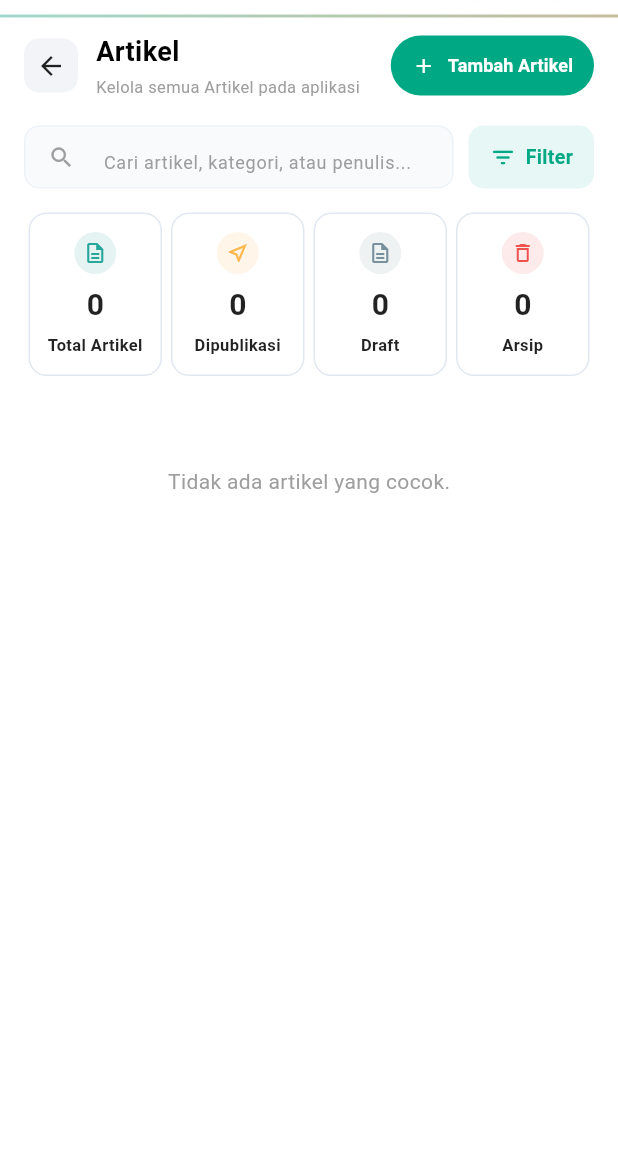
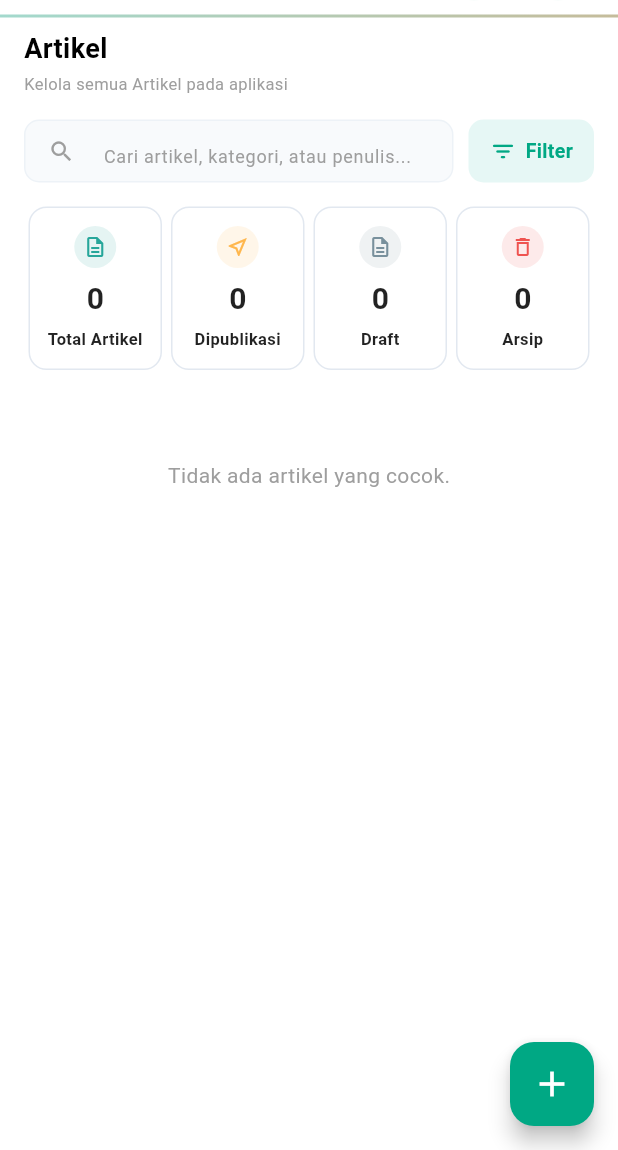
Before and after one commit to haekalhusain/medikidz, a Flutter app: the ArtikelListPage screen opened directly, on a phone screen of 412 x 824 dp, the part 86-1236 px from its top. Run offline on Flutter 3.47's test engine with Material 3 defaults, Android fonts, the phone set to English and light mode, and no system bars; our stand-ins replace cloud_firestore, firebase_auth, firebase_core, firebase_messaging, flutter_image_compress, flutter_local_notifications and 3 more; missing offline and left inert: imgbb; accounts and stored records are empty.

Commit message:
Perbaikan folder admin, penambahan tombol kembali di file vaksin kebutuhan dan perbaikan desain file artikel list page

```diff
--- a/lib/views/admin/artikel/artikel_list_page.dart
+++ b/lib/views/admin/artikel/artikel_list_page.dart
@@ -21,7 +21,6 @@ class _ArtikelListPageState extends State<ArtikelListPage> {
 
   // Palette warna sesuai desain
   static const primaryTeal = Color(0xFF00A884);
-  static const lightTealBg = Color(0xFFE8F7F2);
   static const filterBg = Color(0xFFE6F7F5);
 
   @override
@@ -37,6 +36,17 @@ class _ArtikelListPageState extends State<ArtikelListPage> {
     return Scaffold(
       backgroundColor: Colors.white,
       appBar: buildAdminTopBar(context),
+      // Floating Action Button di pojok kanan bawah sesuai gambar
+      floatingActionButton: FloatingActionButton(
+        backgroundColor: primaryTeal,
+        shape: RoundedRectangleBorder(
+          borderRadius: BorderRadius.circular(16),
+        ),
+        onPressed: () => Navigator.of(context).push(
+          MaterialPageRoute(builder: (_) => const ArtikelFormPage()),
+        ),
+        child: const Icon(Icons.add, color: Colors.white, size: 28),
+      ),
       body: Obx(() {
         final semuaArtikel = controller.artikelList;
 
@@ -54,7 +64,7 @@ class _ArtikelListPageState extends State<ArtikelListPage> {
         return ListView(
           padding: const EdgeInsets.fromLTRB(16, 8, 16, 24),
           children: [
-            _buildPageHeader(context),
+            _buildPageHeader(),
             const SizedBox(height: 16),
             _buildSearchAndFilter(context),
             const SizedBox(height: 16),
@@ -94,34 +104,9 @@ class _ArtikelListPageState extends State<ArtikelListPage> {
     );
   }
 
-  Widget _buildPageHeader(BuildContext context) {
-    return Row(
-      children: [
-        InkWell(
-          onTap: () {
-            if (widget.onNavigateToTab != null) {
-              widget.onNavigateToTab!(0);
-            } else {
-              Navigator.maybePop(context);
-            }
-          },
-          borderRadius: BorderRadius.circular(10),
-          child: Container(
-            padding: const EdgeInsets.all(8),
-            decoration: BoxDecoration(
-              color: const Color(0xFFF2F4F7),
-              borderRadius: BorderRadius.circular(10),
-            ),
-            child: const Icon(
-              Icons.arrow_back,
-              color: Colors.black87,
-              size: 20,
-            ),
-          ),
-        ),
-        const SizedBox(width: 12),
-        Expanded(
-          child: Column(
+  // Header yang disesuaikan (tanpa tombol back dan tombol tambah)
+  Widget _buildPageHeader() {
+    return Column(
       crossAxisAlignment: CrossAxisAlignment.start,
       children: const [
         Text(
@@ -136,31 +121,6 @@ class _ArtikelListPageState extends State<ArtikelListPage> {
         Text(
           'Kelola semua Artikel pada aplikasi',
           style: TextStyle(fontSize: 11, color: Colors.grey),
-              ),
-            ],
-          ),
-        ),
-        ElevatedButton.icon(
-          style: ElevatedButton.styleFrom(
-            backgroundColor: primaryTeal,
-            elevation: 0,
-            shape: RoundedRectangleBorder(
-              borderRadius: BorderRadius.circular(20),
-            ),
-            padding: const EdgeInsets.symmetric(horizontal: 14, vertical: 8),
-          ),
-          onPressed: () => Navigator.of(context).push(
-            MaterialPageRoute(builder: (_) => const ArtikelFormPage()),
-          ),
-          icon: const Icon(Icons.add, size: 16, color: Colors.white),
-          label: const Text(
-            'Tambah Artikel',
-            style: TextStyle(
-              color: Colors.white,
-              fontSize: 12,
-              fontWeight: FontWeight.w600,
-            ),
-          ),
         ),
       ],
     );
@@ -269,6 +229,7 @@ class _ArtikelListPageState extends State<ArtikelListPage> {
         return StatefulBuilder(
           builder: (context, setModalState) => Padding(
             padding: const EdgeInsets.all(20),
+
             child: Column(
               mainAxisSize: MainAxisSize.min,
               crossAxisAlignment: CrossAxisAlignment.start,
@@ -386,7 +347,6 @@ class _StatChip extends StatelessWidget {
               child: Icon(icon, size: 16, color: iconColor),
             ),
             const SizedBox(height: 6),
-            // Angka Statistik Lebih Besar & Tebal
             Text(
               '$value',
               style: const TextStyle(
@@ -396,7 +356,6 @@ class _StatChip extends StatelessWidget {
               ),
             ),
             const SizedBox(height: 4),
-            // Teks Label Dibesarkan & Ditebalkan
             Text(
               label,
               style: const TextStyle(
@@ -461,7 +420,6 @@ class _ArtikelCard extends StatelessWidget {
       child: Row(
         crossAxisAlignment: CrossAxisAlignment.start,
         children: [
-          // Gambar Artikel (105x100 dengan corner radius 12)
           ClipRRect(
             borderRadius: BorderRadius.circular(12),
             child: artikel.gambarUrl != null && artikel.gambarUrl!.isNotEmpty
@@ -475,16 +433,13 @@ class _ArtikelCard extends StatelessWidget {
                 : _buildImagePlaceholder(),
           ),
           const SizedBox(width: 14),
-          // Bagian Konten
           Expanded(
             child: Column(
               crossAxisAlignment: CrossAxisAlignment.start,
               mainAxisAlignment: MainAxisAlignment.spaceBetween,
               children: [
-                // Header Dalam Kartu (Kategori, Status Badge, Edit, Delete)
                 Row(
                   children: [
-                    // Kategori Artikel Dibesarkan Tulisannya
                     Expanded(
                       child: Text(
                         artikel.kategori,
@@ -498,7 +453,6 @@ class _ArtikelCard extends StatelessWidget {
                       ),
                     ),
                     const SizedBox(width: 6),
-                    // Badge Status
                     Container(
                       padding: const EdgeInsets.symmetric(
                           horizontal: 8, vertical: 4),
@@ -516,7 +470,6 @@ class _ArtikelCard extends StatelessWidget {
                       ),
                     ),
                     const SizedBox(width: 10),
-                    // Tombol Edit Berjarak
                     InkWell(
                       onTap: onEdit,
                       borderRadius: BorderRadius.circular(8),
@@ -535,7 +488,6 @@ class _ArtikelCard extends StatelessWidget {
                       ),
                     ),
                     const SizedBox(width: 8),
-                    // Tombol Sampah/Hapus Berjarak
                     InkWell(
                       onTap: onDelete,
                       borderRadius: BorderRadius.circular(8),
@@ -556,7 +508,6 @@ class _ArtikelCard extends StatelessWidget {
                   ],
                 ),
                 const SizedBox(height: 6),
-                // Judul Artikel Tebal & Jelas
                 Text(
                   artikel.judul,
                   style: const TextStyle(
@@ -569,7 +520,6 @@ class _ArtikelCard extends StatelessWidget {
                   overflow: TextOverflow.ellipsis,
                 ),
                 const SizedBox(height: 14),
-                // Tanggal & Penulis Diturunkan Lebih Kebawah
                 Text(
                   '${_formatTanggal(artikel.tanggalUpload)}  •  Penulis: ${artikel.penulis}',
                   style: const TextStyle(
```
Also changed, not shown: lib/views/admin/vaksin/vaksin_kebutuhan_page.dart (+44 -3 lines). Lines whose indentation alone changed are shown as unchanged.
